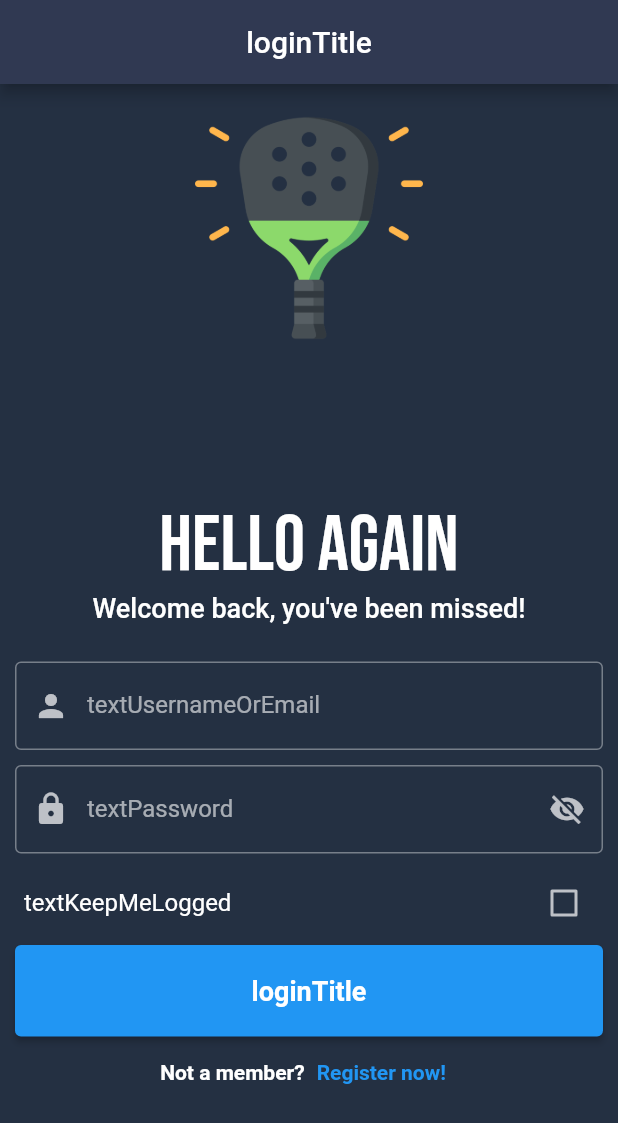
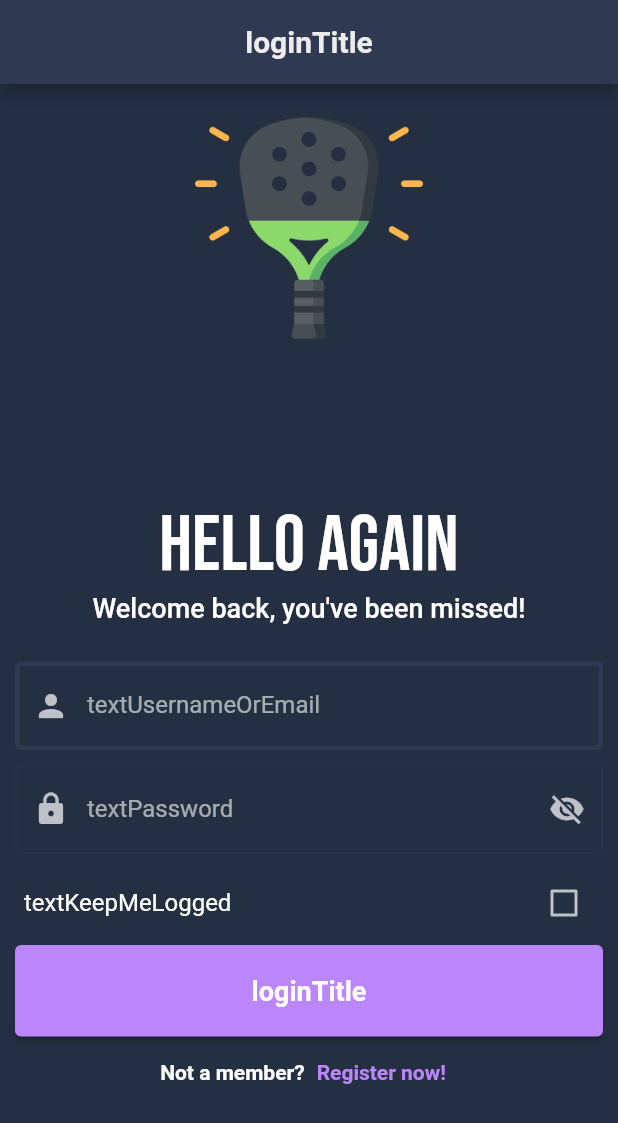
Before and after one commit to Alvaro-Final-Proyect/App, a Flutter app: the screen it shows after launch, on a phone screen of 412 x 824 dp. Shown: the top 1123 px of the screen. Run offline on Flutter 3.47's test engine with Material 2 defaults, Android fonts, the phone set to English and light mode, and no system bars; our stand-ins replace dio, fluttertoast, get, google_fonts, grouped_list, retrofit and 1 more; missing offline and left inert: gender_picker, graphview, icon_badge; accounts and stored records are empty; generated files the repository leaves out were written again.

Commit message:
- theme changes on drop down menu

```diff
--- a/lib/res/themes.dart
+++ b/lib/res/themes.dart
@@ -10,6 +10,17 @@ final darkTheme = ThemeData.dark().copyWith(
     systemOverlayStyle: SystemUiOverlayStyle(
       statusBarColor: darkGray,
     ),
+    iconTheme: IconThemeData(
+      color: white
+    ),
+    actionsIconTheme: IconThemeData(
+      color: white
+    ),
+    titleTextStyle: TextStyle(
+        color: white,
+        fontWeight: FontWeight.bold,
+        fontSize: 20
+    ),
   ),
   scaffoldBackgroundColor: black,
   floatingActionButtonTheme: const FloatingActionButtonThemeData(
@@ -20,6 +31,13 @@ final darkTheme = ThemeData.dark().copyWith(
   ),
   cardTheme: const CardTheme(
     color: darkGray
+  ),
+  tabBarTheme: const TabBarTheme(
+      labelColor: white
+  ),
+  colorScheme: const ColorScheme.dark().copyWith(
+    onPrimary: black,
+    onSurface: darkGray
   )
 );
 
@@ -46,4 +64,11 @@ final lightTheme = ThemeData.light().copyWith(
   drawerTheme: const DrawerThemeData(
       backgroundColor: lightGray
   ),
+  tabBarTheme: const TabBarTheme(
+    labelColor: black
+  ),
+  colorScheme: const ColorScheme.dark().copyWith(
+    onPrimary: white,
+    onSurface: lightGray,
+  ),
 );
--- a/lib/widgets/custom_drawer.dart
+++ b/lib/widgets/custom_drawer.dart
@@ -1,6 +1,7 @@
 import 'package:flutter/material.dart';
 import 'package:get/get.dart';
 import 'package:padel/core/retrofit_helper.dart';
+import 'package:padel/res/colors.dart';
 
 class CustomDrawer extends StatelessWidget {
   CustomDrawer({Key? key}) : super(key: key);
@@ -76,7 +77,7 @@ class DrawerItem extends StatelessWidget {
   Widget build(BuildContext context) {
       return Container(
         margin: const EdgeInsets.only(bottom: 5),
-      color: Get.theme.brightness == Brightness.light ? Colors.blue : Colors.lightBlueAccent,
+        color: Theme.of(context).colorScheme.onPrimary,
         child: ListTile(
           title: Text(title),
           onTap: () {
--- a/lib/widgets/custom_text_field.dart
+++ b/lib/widgets/custom_text_field.dart
@@ -1,5 +1,6 @@
 import 'package:flutter/material.dart';
 import 'package:get/get.dart';
+import 'package:padel/res/colors.dart';
 
 typedef CustomTextFieldValidator = bool Function(
   CustomTextFieldController customTextFieldController,
@@ -36,9 +37,12 @@ class CustomTextField extends StatelessWidget {
           decoration: InputDecoration(
             labelText: labelText.tr,
             border: const OutlineInputBorder(),
+            enabledBorder: OutlineInputBorder(
+                borderSide: BorderSide(color: Theme.of(context).colorScheme.onSurface, width: 3.0)
+            ),
             prefixIcon: icon != null ? Icon(icon) : null,
-            errorText: customTextFieldController.textError.value == '' ? null : customTextFieldController.textError.value
-          )
+            errorText: customTextFieldController.textError.value == '' ? null : customTextFieldController.textError.value,
+          ),
         ),
       );
     });
--- a/lib/widgets/drop_down_menu.dart
+++ b/lib/widgets/drop_down_menu.dart
@@ -24,6 +24,9 @@ class DropdownMenu extends StatelessWidget {
       return DropdownButtonFormField(
         decoration:  InputDecoration(
           border: const OutlineInputBorder(),
+          enabledBorder: OutlineInputBorder(
+              borderSide: BorderSide(color: Theme.of(context).colorScheme.onSurface, width: 3.0)
+          ),
           errorText: dropDownMenuController.textError.value == '' ? null : dropDownMenuController.textError.value
         ),
         items: items.map<DropdownMenuItem<String>>((item) => DropdownMenuItem<String>(
```
Lines whose indentation alone changed are shown as unchanged.
